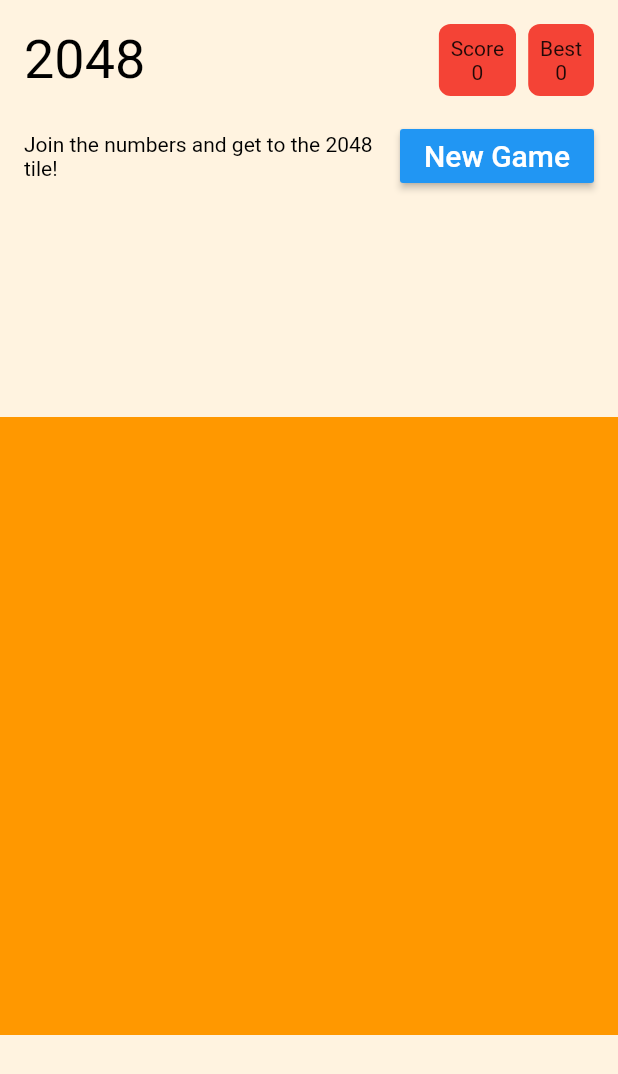
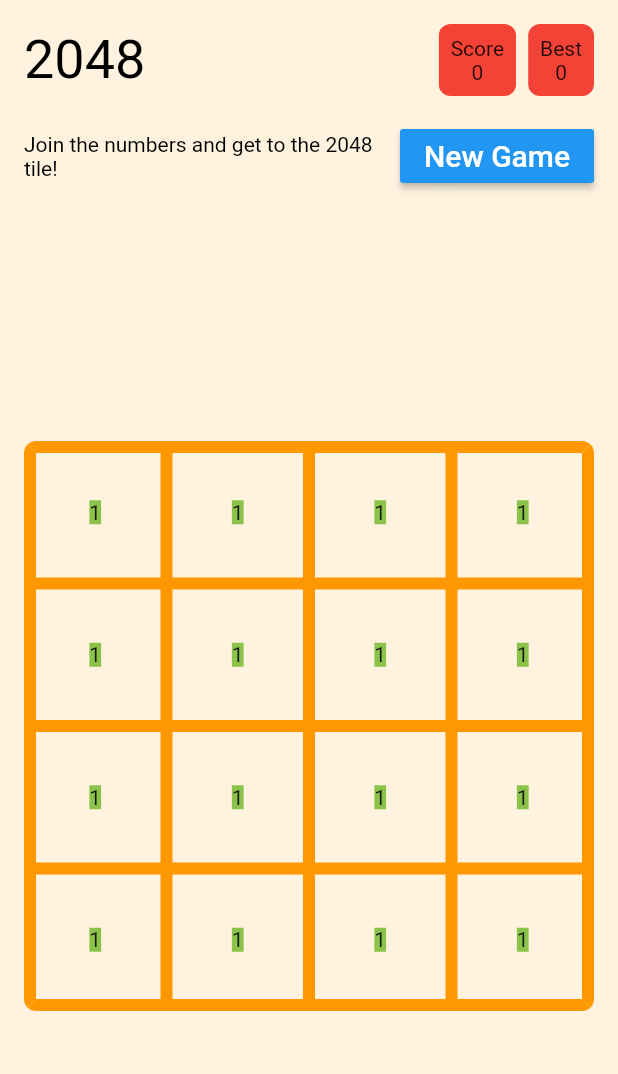
Before and after one commit to jeffreyliu8/2048, a Flutter app: the screen it shows after launch, on a phone screen of 412 x 824 dp. Shown: the top 1074 px of the screen. Run offline on Flutter 3.47's test engine with Material 2 defaults, Android fonts, the phone set to English and light mode, and no system bars; missing offline and left inert: swipedetector.

Commit message:
update view

```diff
--- a/game2048/lib/2048game.dart
+++ b/game2048/lib/2048game.dart
@@ -1,4 +1,5 @@
 import 'package:flutter/material.dart';
+import 'package:game2048/2048gamePiece.dart';
 import 'package:swipedetector/swipedetector.dart';
 
 class GameView extends StatefulWidget {
@@ -26,13 +27,46 @@ class _GameViewState extends State<GameView> {
 
   @override
   Widget build(BuildContext context) {
-    return AspectRatio(
+    return ClipRRect(
+      borderRadius: BorderRadius.circular(8.0),
+      child: AspectRatio(
         aspectRatio: 1,
         child: SwipeDetector(
           child: new Container(
-          decoration: new BoxDecoration(
-            shape: BoxShape.rectangle,
+            color: Colors.redAccent[150],
+            child: Table(
+              border: TableBorder.all(
                 color: Colors.orange,
+                width: 8,
+              ),
+              defaultVerticalAlignment: TableCellVerticalAlignment.middle,
+              defaultColumnWidth: IntrinsicColumnWidth(),
+              children: [
+                TableRow(children: [
+                  GamePieceView(),
+                  GamePieceView(),
+                  GamePieceView(),
+                  GamePieceView(),
+                ]),
+                TableRow(children: [
+                  GamePieceView(),
+                  GamePieceView(),
+                  GamePieceView(),
+                  GamePieceView(),
+                ]),
+                TableRow(children: [
+                  GamePieceView(),
+                  GamePieceView(),
+                  GamePieceView(),
+                  GamePieceView(),
+                ]),
+                TableRow(children: [
+                  GamePieceView(),
+                  GamePieceView(),
+                  GamePieceView(),
+                  GamePieceView(),
+                ]),
+              ],
             ),
           ),
           onSwipeUp: () {
@@ -48,6 +82,7 @@ class _GameViewState extends State<GameView> {
             print("right");
           },
         ),
+      ),
     );
   }
 }
--- /dev/null
+++ b/game2048/lib/2048gamePiece.dart
@@ -0,0 +1,38 @@
+import 'package:flutter/material.dart';
+
+class GamePieceView extends StatefulWidget {
+  const GamePieceView({
+    Key key,
+    this.title: "title",
+  }) : super(key: key);
+
+  final String title;
+
+  @override
+  State<StatefulWidget> createState() {
+    return _GamePieceViewState();
+  }
+}
+
+class _GamePieceViewState extends State<GamePieceView> {
+  int _score = 0;
+
+  void increaseScore() {
+    setState(() {
+      _score += 1;
+    });
+  }
+
+  @override
+  Widget build(BuildContext context) {
+    return AspectRatio(
+      aspectRatio: 1,
+      child: Center(
+        child: new Container(
+          color: Colors.lightGreen,
+          child: Text("1")
+        ),
+      ),
+    );
+  }
+}
--- a/game2048/lib/main.dart
+++ b/game2048/lib/main.dart
@@ -87,7 +87,10 @@ class MyApp extends StatelessWidget {
                     top: false,
                     bottom: true,
                     child: Center(
-                      child: GameView()
+                      child: Padding(
+                        padding: const EdgeInsets.all(16.0),
+                        child: GameView(),
+                      )
                     ),
                   ),
                 ),
```
Lines whose indentation alone changed are shown as unchanged.
